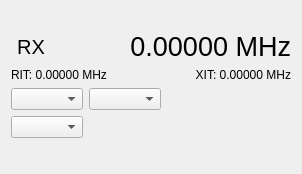
k5mcd/QLog, file ui/RigWidget.ui: the form before one commit.
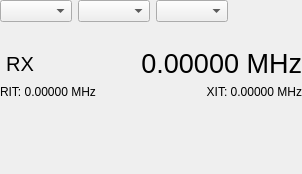
The form after the commit.

Commit message: GUI Unification - profiles position is left upper corner

Patch:
```diff
--- a/ui/RigWidget.ui
+++ b/ui/RigWidget.ui
@@ -14,6 +14,74 @@
    <string>Form</string>
   </property>
   <layout class="QVBoxLayout" name="verticalLayout">
+   <property name="leftMargin">
+    <number>0</number>
+   </property>
+   <property name="topMargin">
+    <number>0</number>
+   </property>
+   <property name="rightMargin">
+    <number>0</number>
+   </property>
+   <property name="bottomMargin">
+    <number>0</number>
+   </property>
+   <item>
+    <layout class="QHBoxLayout" name="horizontalLayout_5">
+     <property name="topMargin">
+      <number>0</number>
+     </property>
+     <item>
+      <widget class="QComboBox" name="rigProfilCombo">
+       <property name="sizePolicy">
+        <sizepolicy hsizetype="Maximum" vsizetype="Fixed">
+         <horstretch>0</horstretch>
+         <verstretch>0</verstretch>
+        </sizepolicy>
+       </property>
+       <property name="focusPolicy">
+        <enum>Qt::ClickFocus</enum>
+       </property>
+       <property name="sizeAdjustPolicy">
+        <enum>QComboBox::AdjustToContents</enum>
+       </property>
+      </widget>
+     </item>
+     <item>
+      <widget class="QComboBox" name="bandComboBox">
+       <property name="focusPolicy">
+        <enum>Qt::ClickFocus</enum>
+       </property>
+       <property name="sizeAdjustPolicy">
+        <enum>QComboBox::AdjustToContents</enum>
+       </property>
+      </widget>
+     </item>
+     <item>
+      <widget class="QComboBox" name="modeComboBox">
+       <property name="focusPolicy">
+        <enum>Qt::ClickFocus</enum>
+       </property>
+       <property name="sizeAdjustPolicy">
+        <enum>QComboBox::AdjustToContents</enum>
+       </property>
+      </widget>
+     </item>
+     <item>
+      <spacer name="horizontalSpacer_2">
+       <property name="orientation">
+        <enum>Qt::Horizontal</enum>
+       </property>
+       <property name="sizeHint" stdset="0">
+        <size>
+         <width>40</width>
+         <height>20</height>
+        </size>
+       </property>
+      </spacer>
+     </item>
+    </layout>
+   </item>
    <item>
     <layout class="QHBoxLayout" name="horizontalLayout_2">
      <item>
@@ -131,79 +199,6 @@
      </item>
     </layout>
    </item>
-   <item>
-    <layout class="QHBoxLayout" name="horizontalLayout">
-     <item>
-      <widget class="QComboBox" name="bandComboBox">
-       <property name="focusPolicy">
-        <enum>Qt::ClickFocus</enum>
-       </property>
-       <property name="sizeAdjustPolicy">
-        <enum>QComboBox::AdjustToContents</enum>
-       </property>
-      </widget>
-     </item>
-     <item>
-      <widget class="QComboBox" name="modeComboBox">
-       <property name="focusPolicy">
-        <enum>Qt::ClickFocus</enum>
-       </property>
-       <property name="sizeAdjustPolicy">
-        <enum>QComboBox::AdjustToContents</enum>
-       </property>
-      </widget>
-     </item>
-     <item>
-      <spacer name="horizontalSpacer">
-       <property name="orientation">
-        <enum>Qt::Horizontal</enum>
-       </property>
-       <property name="sizeHint" stdset="0">
-        <size>
-         <width>40</width>
-         <height>20</height>
-        </size>
-       </property>
-      </spacer>
-     </item>
-    </layout>
-   </item>
-   <item>
-    <layout class="QHBoxLayout" name="horizontalLayout_5">
-     <property name="topMargin">
-      <number>0</number>
-     </property>
-     <item>
-      <widget class="QComboBox" name="rigProfilCombo">
-       <property name="sizePolicy">
-        <sizepolicy hsizetype="Maximum" vsizetype="Fixed">
-         <horstretch>0</horstretch>
-         <verstretch>0</verstretch>
-        </sizepolicy>
-       </property>
-       <property name="focusPolicy">
-        <enum>Qt::ClickFocus</enum>
-       </property>
-       <property name="sizeAdjustPolicy">
-        <enum>QComboBox::AdjustToContents</enum>
-       </property>
-      </widget>
-     </item>
-     <item>
-      <spacer name="horizontalSpacer_2">
-       <property name="orientation">
-        <enum>Qt::Horizontal</enum>
-       </property>
-       <property name="sizeHint" stdset="0">
-        <size>
-         <width>40</width>
-         <height>20</height>
-        </size>
-       </property>
-      </spacer>
-     </item>
-    </layout>
-   </item>
    <item>
     <spacer name="verticalSpacer">
      <property name="orientation">
```
The commit also changes 5 other files.
